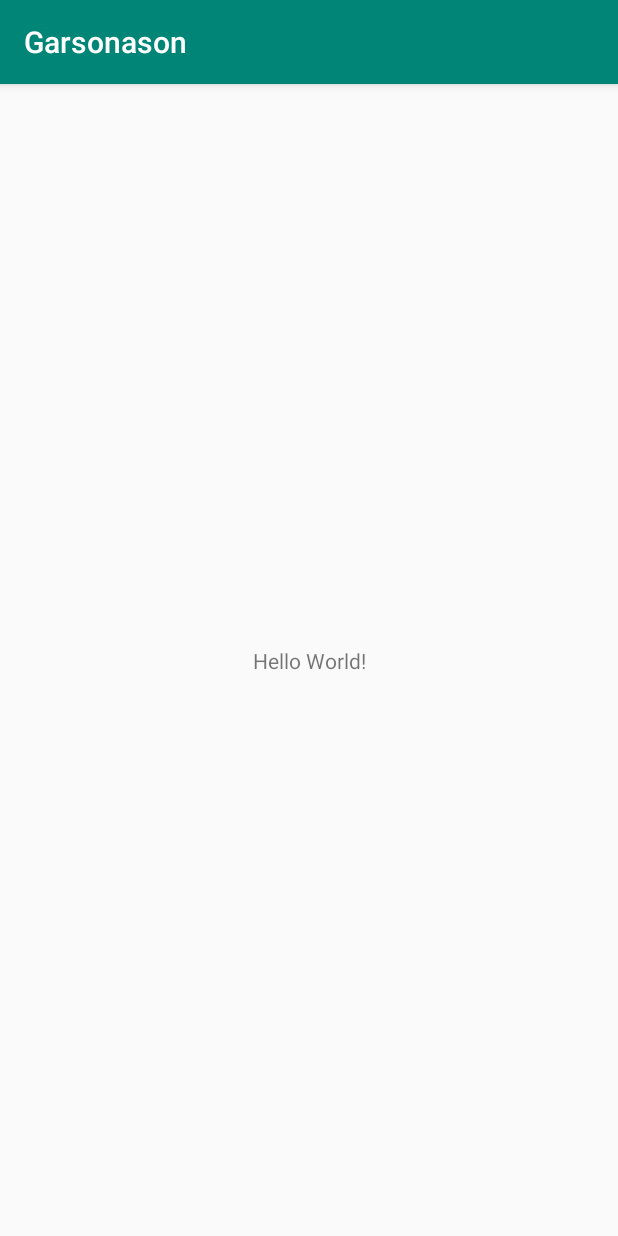
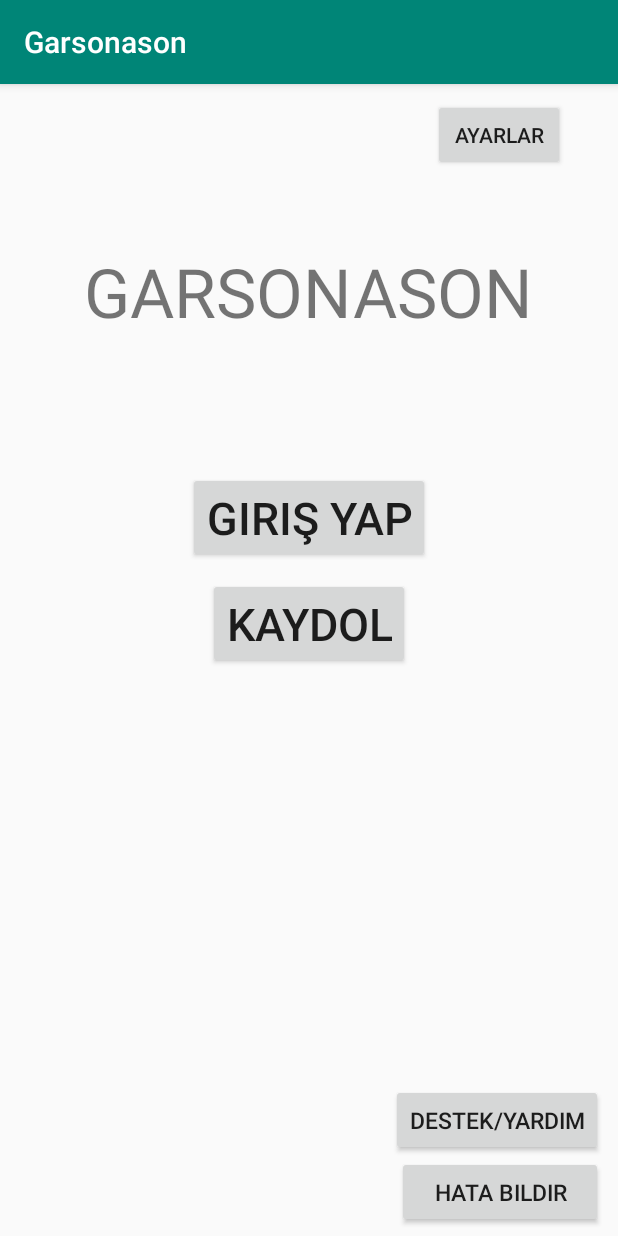
Before and after one commit to Xelorium/garsonasonproject, an Android app: the screen it shows after launch (MainActivity), on a phone screen of 412 x 824 dp. Run offline under Robolectric (Android 15) with nearby library versions, the phone set to English and light mode, and no system bars.

Commit message:
Entry Screen is added

```diff
--- a/app/src/main/res/layout/activity_main.xml
+++ b/app/src/main/res/layout/activity_main.xml
@@ -1,18 +1,74 @@
 <?xml version="1.0" encoding="utf-8"?>
-<androidx.constraintlayout.widget.ConstraintLayout xmlns:android="http://schemas.android.com/apk/res/android"
+<LinearLayout xmlns:android="http://schemas.android.com/apk/res/android"
     xmlns:app="http://schemas.android.com/apk/res-auto"
     xmlns:tools="http://schemas.android.com/tools"
     android:layout_width="match_parent"
     android:layout_height="match_parent"
-    tools:context=".MainActivity">
+    tools:context=".MainActivity"
+    android:orientation="vertical"
+    android:gravity="right">
+
+    <Button
+        android:id="@+id/settings"
+        android:layout_width="wrap_content"
+        android:layout_height="wrap_content"
+        android:text="Ayarlar"
+        android:layout_marginRight="35dp"
+        android:layout_marginTop="10dp"
+        />
 
     <TextView
+        android:id="@+id/title"
         android:layout_width="wrap_content"
         android:layout_height="wrap_content"
-        android:text="Hello World!"
-        app:layout_constraintBottom_toBottomOf="parent"
-        app:layout_constraintLeft_toLeftOf="parent"
-        app:layout_constraintRight_toRightOf="parent"
-        app:layout_constraintTop_toTopOf="parent" />
+        android:text="GARSONASON"
+        android:textSize="45dp"
+        android:layout_marginTop="50dp"
+        android:layout_gravity="center"
+        />
+    <Button
+        android:id="@+id/login"
+        android:layout_width="wrap_content"
+        android:layout_height="wrap_content"
+        android:text="Giriş Yap"
+        android:textSize="30dp"
+        android:layout_gravity="center"
+        android:layout_marginTop="90dp"
+        />
+    <Button
+        android:id="@+id/register"
+        android:layout_width="wrap_content"
+        android:layout_height="wrap_content"
+        android:text="Kaydol"
+        android:textSize="30dp"
+        android:layout_gravity="center"
+        android:layout_marginTop="10dp"
+        />
+    <LinearLayout
+        android:layout_width="match_parent"
+        android:layout_height="match_parent"
+        android:orientation="vertical"
+        android:gravity="bottom"
+        android:layout_marginRight="10dp"
+        android:layout_marginBottom="5dp">
 
-</androidx.constraintlayout.widget.ConstraintLayout>
+
+    <Button
+        android:id="@+id/support"
+        android:layout_width="wrap_content"
+        android:layout_height="wrap_content"
+        android:text="Destek/Yardım"
+        android:textSize="15dp"
+        android:layout_gravity="right"/>
+
+        <Button
+            android:id="@+id/reportBug"
+            android:layout_width="137dp"
+            android:layout_height="wrap_content"
+            android:layout_gravity="right"
+            android:text="Hata Bildir"
+            android:textSize="15dp" />
+    </LinearLayout>
+
+
+</LinearLayout>
```
